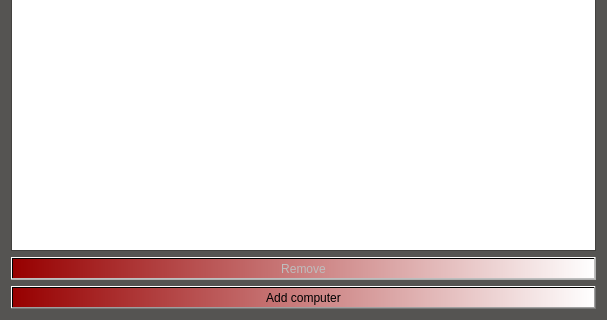
The window that EndurvinnslustöðATeam/Skil3/Ui/computerdisplay.ui (trunti/verklegtn-m) describes before a commit, drawn with Qt 5; both pictures show x 0 to 607 and y 247 to 567 of the 607 by 567 pixel window.
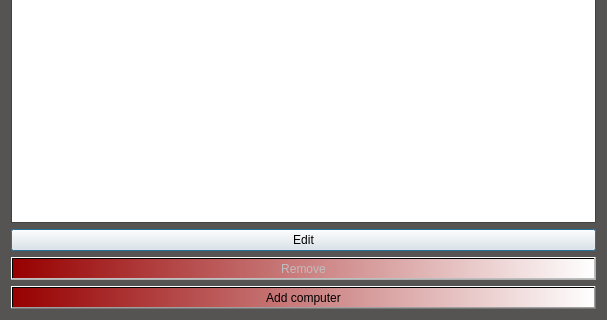
The same window after the commit. Icons and pictures are not drawn.

```diff
--- a/EndurvinnslustöðATeam/Skil3/Ui/computerdisplay.ui
+++ b/EndurvinnslustöðATeam/Skil3/Ui/computerdisplay.ui
@@ -132,6 +132,13 @@
        </column>
       </widget>
      </item>
+     <item>
+      <widget class="QPushButton" name="Button_edit">
+       <property name="text">
+        <string>Edit</string>
+       </property>
+      </widget>
+     </item>
     </layout>
    </item>
    <item>
```
